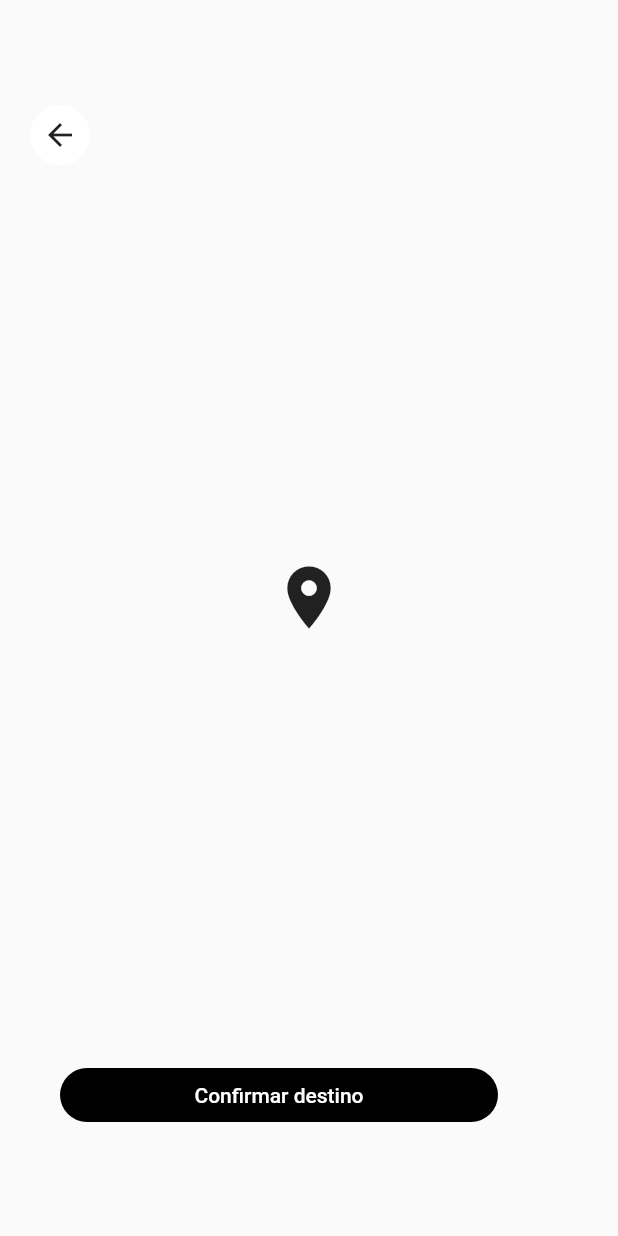
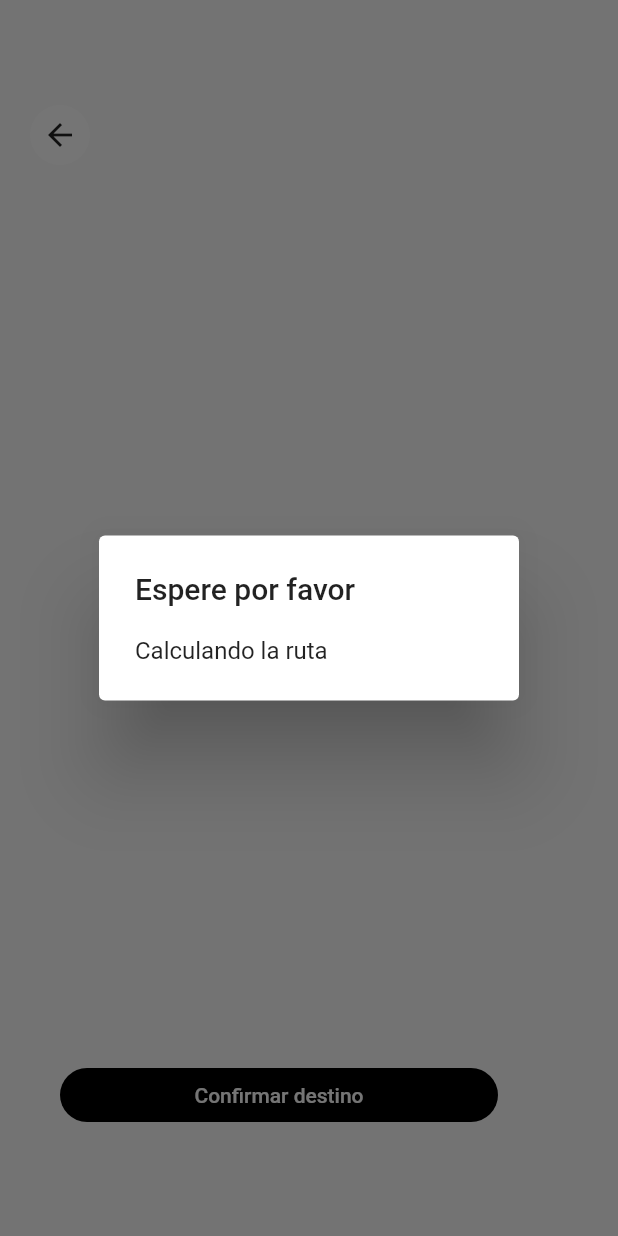
Before and after one commit to PeterPaulez/rutasmap_app, a Flutter app: the _BuildMarcadorManual widget shown alone on an empty page, opened directly, after a tap on "Confirmar destino", on a phone screen of 412 x 824 dp. Run offline on Flutter 3.47's test engine with Material 2 defaults, Android fonts, the phone set to English and light mode, and no system bars; our stand-ins replace animate_do, bloc, dio, flutter_bloc, geolocator, google_maps_flutter and 1 more; missing offline and left inert: polyline.

Commit message:
NEW: Sacamos alerta mientras se obtiene la información de la API de mapas, además ocultamos botones una vez la ruta manual esta dibujada.

```diff
--- /dev/null
+++ b/lib/helpers/calculandoAlert.dart
@@ -0,0 +1,21 @@
+part of 'helpers.dart';
+
+void calculandoAlerta(BuildContext context) {
+  if (Platform.isAndroid) {
+    showDialog(
+      context: context,
+      builder: (context) => AlertDialog(
+        title: Text('Espere por favor'),
+        content: Text('Calculando la ruta'),
+      ),
+    );
+  } else {
+    showCupertinoDialog(
+      builder: (context) => CupertinoAlertDialog(
+        title: Text('Espere por favor'),
+        content: Text('Calculando la ruta'),
+      ),
+      context: context,
+    );
+  }
+}
--- a/lib/helpers/helpers.dart
+++ b/lib/helpers/helpers.dart
@@ -1,3 +1,7 @@
+import 'dart:io';
+
+import 'package:flutter/cupertino.dart';
 import 'package:flutter/material.dart';
 
 part 'navegarFadein.dart';
+part 'calculandoAlert.dart';
--- a/lib/widgets/all.dart
+++ b/lib/widgets/all.dart
@@ -5,6 +5,7 @@ import 'package:google_maps_flutter/google_maps_flutter.dart';
 import 'package:rutasmap_app/bloc/busqueda/bloc.dart';
 import 'package:rutasmap_app/bloc/mapa/bloc.dart';
 import 'package:rutasmap_app/bloc/miUbicacion/bloc.dart';
+import 'package:rutasmap_app/helpers/helpers.dart';
 import 'package:rutasmap_app/models/searchResult.dart';
 import 'package:rutasmap_app/search/searchDestination.dart';
 import 'package:rutasmap_app/services/traffic.dart';
--- a/lib/widgets/marcadorManual.dart
+++ b/lib/widgets/marcadorManual.dart
@@ -78,6 +78,8 @@ class _BuildMarcadorManual extends StatelessWidget {
   }
 
   void calcularDestino(BuildContext context) async {
+    calculandoAlerta(context);
+
     final trafficService = new TrafficService();
     final inicio = BlocProvider.of<MiUbicacionBloc>(context).state.ubicacion;
     final destino = BlocProvider.of<MapaBloc>(context).state.ubicacionCentral;
@@ -100,5 +102,8 @@ class _BuildMarcadorManual extends StatelessWidget {
 
     BlocProvider.of<MapaBloc>(context)
         .add(OnCrearRutaIniFin(rutaPolyline, distance, duration));
+
+    Navigator.of(context).pop();
+    BlocProvider.of<BusquedaBloc>(context).add(OnDesactivarMarcadorManual());
   }
 }
```
